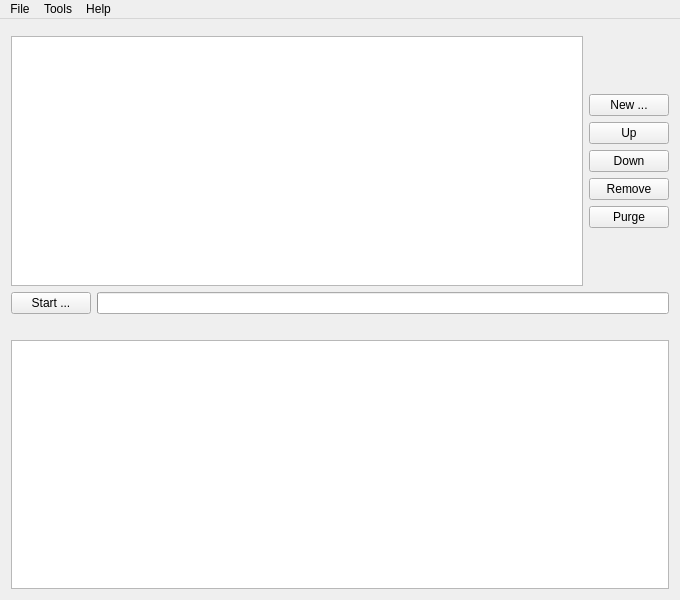
Before: the Qt Designer form src/QtlMovie/QtlMovieMainWindow.ui in qtlmovie/qtlmovie, drawn with Qt 5.
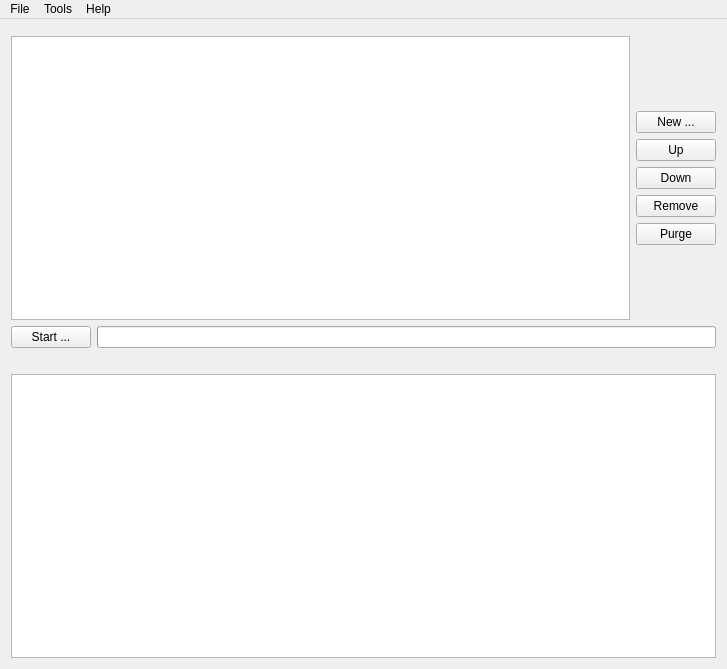
After: the same form once the commit is applied. Icons and pictures are not drawn. Custom widgets are drawn as their Qt base class.

Commit message: Increase some window sizes for better appearance on Mac

```diff
--- a/src/QtlMovie/QtlMovieMainWindow.ui
+++ b/src/QtlMovie/QtlMovieMainWindow.ui
@@ -6,8 +6,8 @@
    <rect>
     <x>0</x>
     <y>0</y>
-    <width>680</width>
-    <height>600</height>
+    <width>727</width>
+    <height>669</height>
    </rect>
   </property>
   <property name="windowTitle">
@@ -179,7 +179,7 @@
     <rect>
      <x>0</x>
      <y>0</y>
-     <width>680</width>
+     <width>727</width>
      <height>22</height>
     </rect>
    </property>
```
The commit also changes 2 other files.
